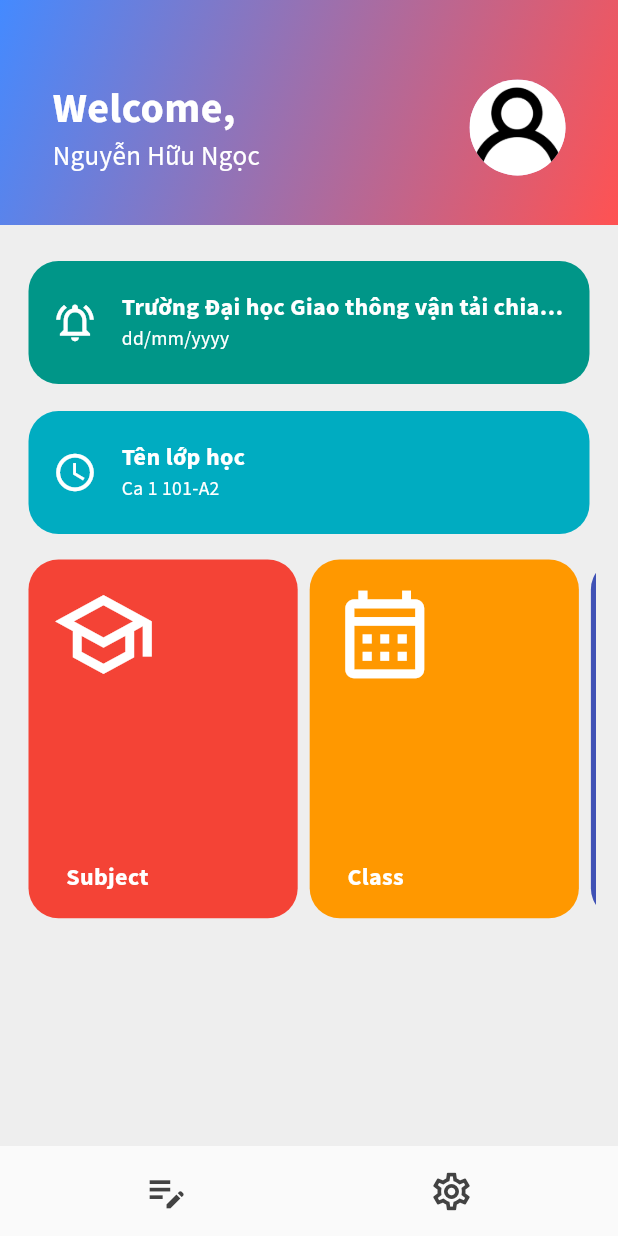
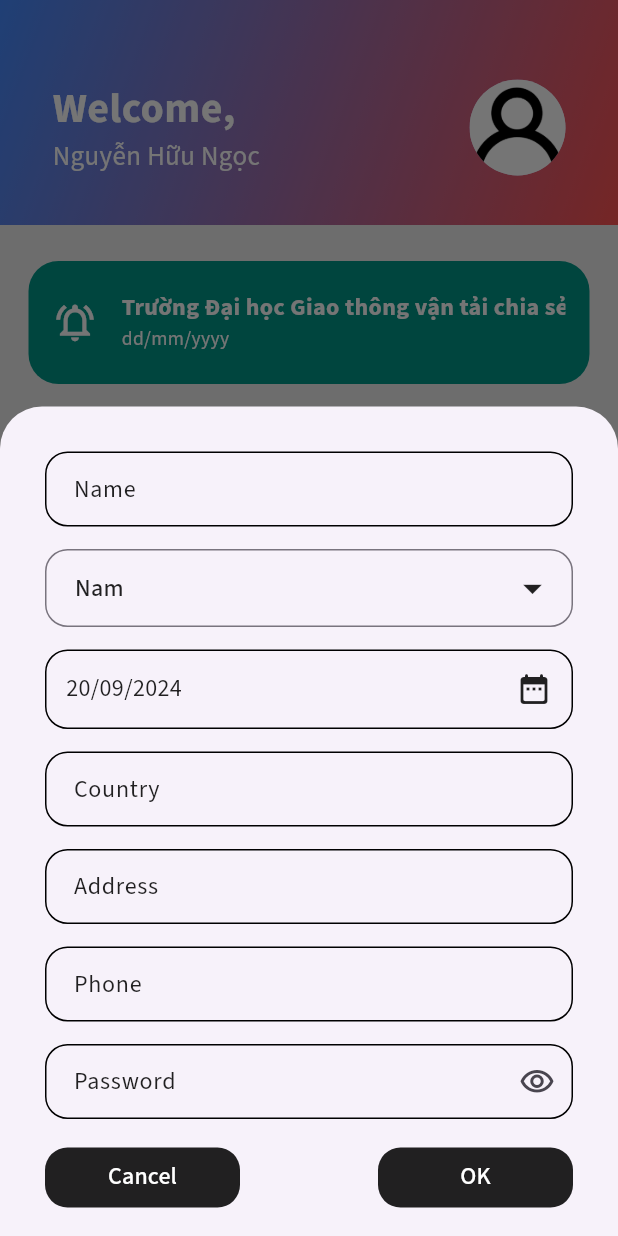
Before and after one commit to huungocc/student_management, a Flutter app: the Home screen opened by its route, after a tap on the "edit note" icon, on a phone screen of 412 x 824 dp. Run offline on Flutter 3.47's test engine with Material 3 defaults, Android fonts, the phone set to English and light mode, and no system bars; drawn by our look-alikes of text_scroll; our stand-ins replace cloud_firestore, dropdown_button2, firebase_auth, firebase_core, flutter_spinkit, scroll_date_picker; accounts and stored records are empty; generated files the repository leaves out were written again.

Commit message:
user info ui

```diff
--- a/lib/l10n/intl_en.arb
+++ b/lib/l10n/intl_en.arb
@@ -21,5 +21,9 @@
   "cancel": "Cancel",
   "ok": "OK",
   "delete": "Delete",
-  "edit": "Edit"
+  "edit": "Edit",
+  "fullName": "Name",
+  "country": "Country",
+  "address": "Address",
+  "phone": "Phone"
 }
--- a/lib/l10n/intl_vi.arb
+++ b/lib/l10n/intl_vi.arb
@@ -21,5 +21,9 @@
   "cancel": "Hủy",
   "ok": "OK",
   "delete": "Xóa",
-  "edit": "Sửa"
+  "edit": "Sửa",
+  "fullName": "Họ tên",
+  "country": "Quê quán",
+  "address": "Địa chỉ",
+  "phone": "SĐT"
 }
--- a/lib/screens/home.dart
+++ b/lib/screens/home.dart
@@ -35,11 +35,33 @@ class _HomeState extends State<Home> {
   }
 
   void _onInfoPressed() {
+    showModalBottomSheet(
+      context: context,
+      isScrollControlled: true,
+      builder: (BuildContext context) {
+        return Padding(
+          padding: EdgeInsets.only(
+            bottom: MediaQuery.of(context).viewInsets.bottom,
+          ),
+          child: UserScreen(
+            onCancelPressed: _onCancelPressed,
+            onOkPressed: _onOkPressed,
+          ),
+        );
+      },
+    );
+  }
 
+  Future<void> _onCancelPressed() async {
+    Navigator.pop(context);
+  }
+
+  Future<void> _onOkPressed() async {
+    //
   }
 
   void _onUserPressed() {
-
+    //
   }
 
   void _onSettingPressed(BuildContext context) {
--- a/lib/screens/notif.dart
+++ b/lib/screens/notif.dart
@@ -93,7 +93,9 @@ class _NotifState extends State<Notif> {
               TextFormField(
                 controller: _controllerSearch,
                 cursorColor: Colors.black87,
+                style: TextStyle(fontSize: 16, color: Colors.black87, fontFamily: Fonts.display_font),
                 decoration: InputDecoration(
+                  contentPadding: EdgeInsets.symmetric(vertical: 13, horizontal: 15),
                   hintText: AppLocalizations.of(context)!.search,
                   hintStyle: TextStyle(color: Colors.black26, fontFamily: Fonts.display_font),
                   prefixIcon: const Icon(Icons.search_rounded),
--- a/lib/utils/constants.dart
+++ b/lib/utils/constants.dart
@@ -0,0 +1,3 @@
+class FormatDate {
+  static const String dayMonthYear = "dd/MM/yyyy";
+}
--- a/lib/widgets/edit_noti.dart
+++ b/lib/widgets/edit_noti.dart
@@ -34,7 +34,10 @@ class _EditNotiState extends State<EditNoti> {
               minLines: 2,
               maxLines: 2,
               scrollPhysics: ClampingScrollPhysics(),
+              style: TextStyle(fontSize: 16, color: Colors.black87, fontFamily: Fonts.display_font),
               decoration: InputDecoration(
+                labelText: AppLocalizations.of(context)!.title,
+                labelStyle: TextStyle(color: Colors.black87, fontFamily: Fonts.display_font),
                 hintText: AppLocalizations.of(context)!.title,
                 hintStyle: TextStyle(color: Colors.black26, fontFamily: Fonts.display_font),
                 border: OutlineInputBorder(
@@ -57,7 +60,10 @@ class _EditNotiState extends State<EditNoti> {
                 minLines: 8,
                 maxLines: 8,
                 scrollPhysics: ClampingScrollPhysics(),
+                style: TextStyle(fontSize: 16, color: Colors.black87, fontFamily: Fonts.display_font),
                 decoration: InputDecoration(
+                  labelText: AppLocalizations.of(context)!.content,
+                  labelStyle: TextStyle(color: Colors.black87, fontFamily: Fonts.display_font),
                   hintText: AppLocalizations.of(context)!.content,
                   hintStyle: TextStyle(color: Colors.black26, fontFamily: Fonts.display_font),
                   border: OutlineInputBorder(
@@ -79,7 +85,7 @@ class _EditNotiState extends State<EditNoti> {
                 ElevatedButton(
                   style: ElevatedButton.styleFrom(
                     fixedSize: Size(130, 30),
-                    backgroundColor: Colors.red[600],
+                    backgroundColor: Colors.black87,
                     elevation: 0,
                     shape: RoundedRectangleBorder(
                       borderRadius: BorderRadius.circular(15),
@@ -95,7 +101,7 @@ class _EditNotiState extends State<EditNoti> {
                 ElevatedButton(
                   style: ElevatedButton.styleFrom(
                     fixedSize: Size(130, 30),
-                    backgroundColor: Colors.black87,
+                    backgroundColor: Colors.teal,
                     elevation: 0,
                     shape: RoundedRectangleBorder(
                       borderRadius: BorderRadius.circular(15),
--- a/lib/widgets/info_card.dart
+++ b/lib/widgets/info_card.dart
@@ -52,15 +52,36 @@ class _InfoCardState extends State<InfoCard> {
                     mainAxisAlignment: MainAxisAlignment.center,
                     crossAxisAlignment: CrossAxisAlignment.start,
                     children: [
-                      Text(
+                      widget.title.length > 25
+                          ? TextScroll(
                         widget.title,
-                        maxLines: 1,
-                        overflow: TextOverflow.ellipsis,
-                        style: TextStyle(fontSize: 16, fontFamily: Fonts.display_font, fontWeight: FontWeight.bold, color: widget.elColor ?? Colors.black87),
+                        velocity: const Velocity(pixelsPerSecond: Offset(20, 0)),
+                        pauseBetween: const Duration(seconds: 2),
+                        fadedBorder: true,
+                        fadeBorderSide: FadeBorderSide.right,
+                        style: TextStyle(
+                          fontFamily: Fonts.display_font,
+                          fontSize: 16,
+                          fontWeight: FontWeight.bold,
+                          color: widget.elColor ?? Colors.black87
+                        ),
+                      )
+                          : Text(
+                        widget.title,
+                        style: TextStyle(
+                          fontFamily: Fonts.display_font,
+                          fontSize: 16,
+                          fontWeight: FontWeight.bold,
+                          color: widget.elColor ?? Colors.black87
+                        ),
                       ),
                       Text(
                         widget.description,
-                        style: TextStyle(fontFamily: Fonts.display_font, fontSize: 13, color: widget.elColor ?? Colors.black87),
+                        style: TextStyle(
+                          fontFamily: Fonts.display_font,
+                          fontSize: 13,
+                          color: widget.elColor ?? Colors.black87
+                        ),
                       ),
                     ],
                   ),
--- a/lib/widgets/info_screen.dart
+++ b/lib/widgets/info_screen.dart
@@ -53,6 +53,7 @@ class _InfoScreenState extends State<InfoScreen> {
                       fadedBorder: true,
                       fadeBorderSide: FadeBorderSide.right,
                       style: TextStyle(
+                        fontFamily: Fonts.display_font,
                         fontSize: 16,
                         fontWeight: FontWeight.bold,
                         color: widget.elColor ?? Colors.black87,
@@ -61,6 +62,7 @@ class _InfoScreenState extends State<InfoScreen> {
                     : Text(
                       widget.title,
                       style: TextStyle(
+                        fontFamily: Fonts.display_font,
                         fontSize: 16,
                         fontWeight: FontWeight.bold,
                         color: widget.elColor ?? Colors.black87,
--- /dev/null
+++ b/lib/widgets/user_screen.dart
@@ -0,0 +1,304 @@
+import 'package:dropdown_button2/dropdown_button2.dart';
+import 'package:flutter/material.dart';
+import 'package:flutter/services.dart';
+import 'package:flutter_gen/gen_l10n/app_localizations.dart';
+import 'package:intl/intl.dart';
+import '../managers/manager.dart';
+import 'package:scroll_date_picker/scroll_date_picker.dart';
+import '../utils/constants.dart';
+
+class UserScreen extends StatefulWidget {
+  final VoidCallback onCancelPressed;
+  final VoidCallback onOkPressed;
+
+  const UserScreen({
+    Key? key,
+    required this.onCancelPressed,
+    required this.onOkPressed,
+  }) : super(key: key);
+
+  @override
+  State<UserScreen> createState() => _UserScreenState();
+}
+
+class _UserScreenState extends State<UserScreen> {
+  final TextEditingController _controllerName = TextEditingController();
+  final TextEditingController _controllerCountry = TextEditingController();
+  final TextEditingController _controllerAddress = TextEditingController();
+  final TextEditingController _controllerPhone = TextEditingController();
+  final TextEditingController _controllerPassword = TextEditingController();
+
+  bool _obscurePassword = true;
+
+  final List<String> sexItems = [
+    'Nam',
+    'Nữ',
+  ];
+  String currentUserSex = 'Nam';
+
+  DateTime _selectedDate = DateTime.now();
+
+  void _showDatePicker() {
+    FocusScope.of(context).requestFocus(FocusNode());
+    SystemChannels.textInput.invokeMethod('TextInput.hide');
+    showModalBottomSheet(
+      context: context,
+      builder: (BuildContext context) {
+        return SizedBox(
+          height: 250,
+          child: ScrollDatePicker(
+            selectedDate: _selectedDate,
+            locale: Locale('en'),
+            onDateTimeChanged: (DateTime value) {
+              setState(() {
+                _selectedDate = value;
+              });
+            },
+          ),
+        );
+      },
+    );
+  }
+
+  @override
+  Widget build(BuildContext context) {
+    return SingleChildScrollView(
+      child: Container(
+        padding: const EdgeInsets.fromLTRB(30, 30, 30, 0),
+        child: Column(
+          children: [
+            TextField(
+              controller: _controllerName,
+              cursorColor: Colors.black87,
+              keyboardType: TextInputType.name,
+              style: TextStyle(fontSize: 16, color: Colors.black87, fontFamily: Fonts.display_font),
+              decoration: InputDecoration(
+                contentPadding: EdgeInsets.symmetric(vertical: 13, horizontal: 15),
+                labelText: AppLocalizations.of(context)!.fullName,
+                labelStyle: TextStyle(color: Colors.black87, fontFamily: Fonts.display_font),
+                hintText: AppLocalizations.of(context)!.fullName,
+                hintStyle: TextStyle(color: Colors.black26, fontFamily: Fonts.display_font),
+                border: OutlineInputBorder(
+                  borderRadius: BorderRadius.circular(15),
+                ),
+                enabledBorder: OutlineInputBorder(
+                  borderRadius: BorderRadius.circular(15),
+                ),
+                focusedBorder: OutlineInputBorder(
+                  borderRadius: BorderRadius.circular(15),
+                ),
+              ),
+            ),
+            SizedBox(height: 15),
+            DropdownButtonFormField2<String>(
+              value: currentUserSex,
+              isExpanded: true,
+              decoration: InputDecoration(
+                contentPadding: EdgeInsets.symmetric(vertical: 11),
+                border: OutlineInputBorder(
+                  borderRadius: BorderRadius.circular(15),
+                ),
+                focusedBorder: OutlineInputBorder(
+                  borderSide: BorderSide(color: Colors.black87, width: 2.0),
+                  borderRadius: BorderRadius.circular(15),
+                ),
+              ),
+              items: sexItems.map((item) => DropdownMenuItem<String>(
+                value: item,
+                child: Text(
+                  item,
+                  style: TextStyle(fontSize: 16, color: Colors.black87, fontFamily: Fonts.display_font),
+                ),
+              )).toList(),
+              onChanged: (value) {
+                //Todo: Đổi giới tính
+              },
+              buttonStyleData: ButtonStyleData(padding: EdgeInsets.only(right: 8)),
+              iconStyleData: IconStyleData(
+                icon: Icon(Icons.arrow_drop_down, color: Colors.black87),
+                iconSize: 30,
+              ),
+              dropdownStyleData: DropdownStyleData(
+                offset: Offset(0, -5),
+                elevation: 0,
+                decoration: BoxDecoration(
+                  borderRadius: BorderRadius.circular(15),
+                  color: Colors.grey[300],
+                ),
+              ),
+              menuItemStyleData: MenuItemStyleData(
+                padding: EdgeInsets.symmetric(horizontal: 16),
+              ),
+            ),
+            SizedBox(height: 15),
+            GestureDetector(
+              onTap: _showDatePicker,
+              child: Container(
+                height: 53,
+                decoration: BoxDecoration(
+                  borderRadius: BorderRadius.circular(15),
+                  border: Border.all(
+                    color: Colors.black,
+                    width: 1,
+                  ),
+                ),
+                child: Row(
+                  children: [
+                    SizedBox(width: 13),
+                    Text(
+                      DateFormat(FormatDate.dayMonthYear).format(_selectedDate),
+                      style: TextStyle(fontSize: 16, color: Colors.black87, fontFamily: Fonts.display_font),
+                    ),
+                    Spacer(),
+                    Icon(Icons.date_range_rounded, color: Colors.black87,),
+                    SizedBox(width: 13),
+                  ],
+                ),
+              ),
+            ),
+            SizedBox(height: 15),
+            TextField(
+              controller: _controllerCountry,
+              cursorColor: Colors.black87,
+              keyboardType: TextInputType.streetAddress,
+              style: TextStyle(fontSize: 16, color: Colors.black87, fontFamily: Fonts.display_font),
+              decoration: InputDecoration(
+                contentPadding: EdgeInsets.symmetric(vertical: 13, horizontal: 15),
+                labelText: AppLocalizations.of(context)!.country,
+                labelStyle: TextStyle(color: Colors.black87, fontFamily: Fonts.display_font),
+                hintText: AppLocalizations.of(context)!.country,
+                hintStyle: TextStyle(color: Colors.black26, fontFamily: Fonts.display_font),
+                border: OutlineInputBorder(
+                  borderRadius: BorderRadius.circular(15),
+                ),
+                enabledBorder: OutlineInputBorder(
+                  borderRadius: BorderRadius.circular(15),
+                ),
+                focusedBorder: OutlineInputBorder(
+                  borderRadius: BorderRadius.circular(15),
+                ),
+              ),
+            ),
+            SizedBox(height: 15),
+            TextField(
+              controller: _controllerAddress,
+              cursorColor: Colors.black87,
+              keyboardType: TextInputType.streetAddress,
+              style: TextStyle(fontSize: 16, color: Colors.black87, fontFamily: Fonts.display_font),
+              decoration: InputDecoration(
+                contentPadding: EdgeInsets.symmetric(vertical: 13, horizontal: 15),
+                labelText: AppLocalizations.of(context)!.address,
+                labelStyle: TextStyle(color: Colors.black87, fontFamily: Fonts.display_font),
+                hintText: AppLocalizations.of(context)!.address,
+                hintStyle: TextStyle(color: Colors.black26, fontFamily: Fonts.display_font),
+                border: OutlineInputBorder(
+                  borderRadius: BorderRadius.circular(15),
+                ),
+                enabledBorder: OutlineInputBorder(
+                  borderRadius: BorderRadius.circular(15),
+                ),
+                focusedBorder: OutlineInputBorder(
+                  borderRadius: BorderRadius.circular(15),
+                ),
+              ),
+            ),
+            SizedBox(height: 15),
+            TextField(
+              controller: _controllerPhone,
+              cursorColor: Colors.black87,
+              keyboardType: TextInputType.phone,
+              style: TextStyle(fontSize: 16, color: Colors.black87, fontFamily: Fonts.display_font),
+              decoration: InputDecoration(
+                contentPadding: EdgeInsets.symmetric(vertical: 13, horizontal: 15),
+                labelText: AppLocalizations.of(context)!.phone,
+                labelStyle: TextStyle(color: Colors.black87, fontFamily: Fonts.display_font),
+                hintText: AppLocalizations.of(context)!.phone,
+                hintStyle: TextStyle(color: Colors.black26, fontFamily: Fonts.display_font),
+                border: OutlineInputBorder(
+                  borderRadius: BorderRadius.circular(15),
+                ),
+                enabledBorder: OutlineInputBorder(
+                  borderRadius: BorderRadius.circular(15),
+                ),
+                focusedBorder: OutlineInputBorder(
+                  borderRadius: BorderRadius.circular(15),
+                ),
+              ),
+            ),
+            SizedBox(height: 15),
+            TextField(
+              controller: _controllerPassword,
+              cursorColor: Colors.black87,
+              keyboardType: TextInputType.visiblePassword,
+              obscureText: _obscurePassword,
+              style: TextStyle(fontSize: 16, color: Colors.black87, fontFamily: Fonts.display_font),
+              decoration: InputDecoration(
+                contentPadding: EdgeInsets.symmetric(vertical: 13, horizontal: 15),
+                labelText: AppLocalizations.of(context)!.password,
+                labelStyle: TextStyle(color: Colors.black87, fontFamily: Fonts.display_font),
+                hintText: AppLocalizations.of(context)!.password,
+                hintStyle: TextStyle(color: Colors.black26, fontFamily: Fonts.display_font),
+                suffixIcon: IconButton(
+                    onPressed: () {
+                      setState(() {
+                        _obscurePassword = !_obscurePassword;
+                      });
+                    },
+                    icon: _obscurePassword
+                        ? const Icon(Icons.visibility_outlined)
+                        : const Icon(Icons.visibility_off_outlined)),
+                border: OutlineInputBorder(
+                  borderRadius: BorderRadius.circular(15),
+                ),
+                enabledBorder: OutlineInputBorder(
+                  borderRadius: BorderRadius.circular(15),
+                ),
+                focusedBorder: OutlineInputBorder(
+                  borderRadius: BorderRadius.circular(15),
+                ),
+              ),
+            ),
+            SizedBox(height: 15),
+            Row(
+              mainAxisAlignment: MainAxisAlignment.spaceAround,
+              children: [
+                ElevatedButton(
+                  style: ElevatedButton.styleFrom(
+                    fixedSize: Size(130, 30),
+                    backgroundColor: Colors.black87,
+                    elevation: 0,
+                    shape: RoundedRectangleBorder(
+                      borderRadius: BorderRadius.circular(15),
+                    ),
+                  ),
+                  onPressed: widget.onCancelPressed,
+                  child: Text(
+                      AppLocalizations.of(context)!.cancel,
+                      style: TextStyle(color: Colors.white, fontFamily: Fonts.display_font, fontSize: 16)
+                  ),
+                ),
+                Spacer(),
+                ElevatedButton(
+                  style: ElevatedButton.styleFrom(
+                    fixedSize: Size(130, 30),
+                    backgroundColor: Colors.black87,
+                    elevation: 0,
+                    shape: RoundedRectangleBorder(
+                      borderRadius: BorderRadius.circular(15),
+                    ),
+                  ),
+                  onPressed: widget.onOkPressed,
+                  child: Text(
+                      AppLocalizations.of(context)!.ok,
+                      style: TextStyle(color: Colors.white, fontFamily: Fonts.display_font, fontSize: 16)
+                  ),
+                ),
+              ],
+            ),
+            SizedBox(height: 15),
+          ],
+        ),
+      ),
+    );
+  }
+}
--- a/lib/widgets/widget.dart
+++ b/lib/widgets/widget.dart
@@ -2,3 +2,4 @@ export 'info_card.dart';
 export 'setting.dart';
 export 'info_screen.dart';
 export 'edit_noti.dart';
+export 'user_screen.dart';
--- a/pubspec.yaml
+++ b/pubspec.yaml
@@ -40,6 +40,7 @@ dependencies:
   cloud_firestore: ^5.4.0
   dropdown_button2: ^2.3.9
   text_scroll: ^0.2.0
+  scroll_date_picker: ^3.8.0
 
 
   # The following adds the Cupertino Icons font to your application.
```
Also changed, not shown: lib/utils/validators.dart (deleted).
